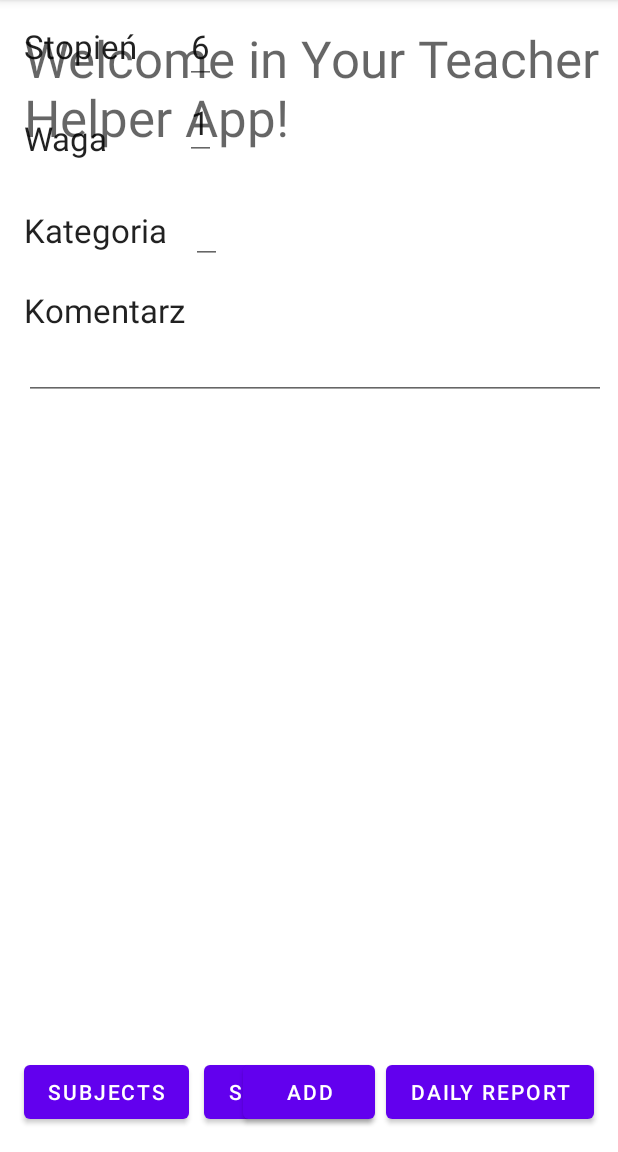
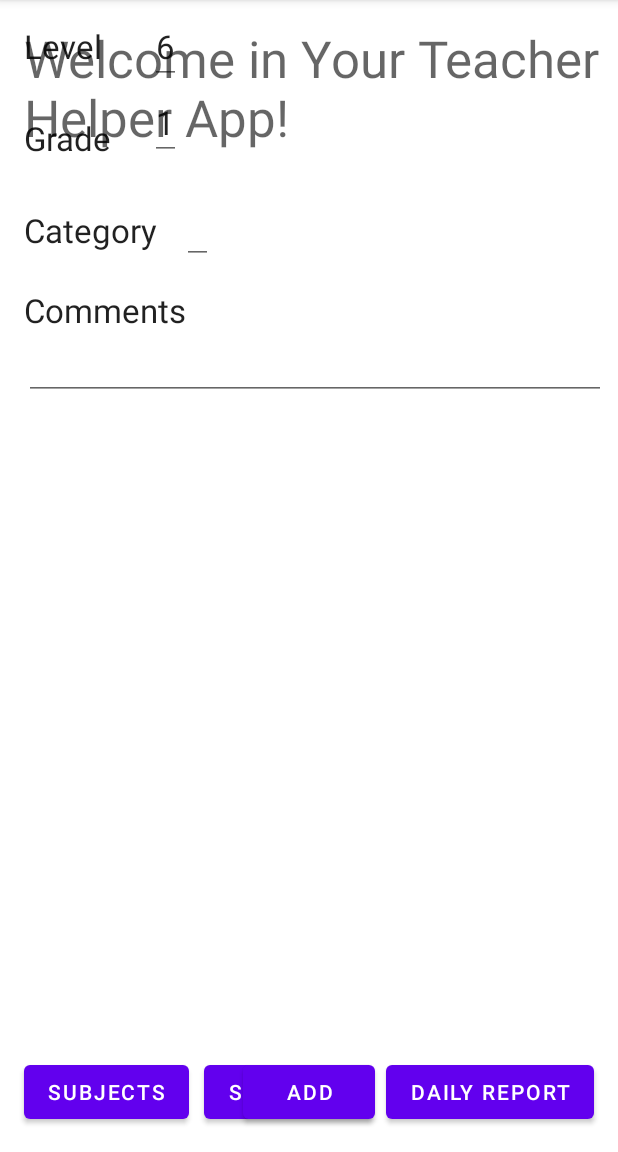
Before and after one commit to JeffSkillRill/MARKS, an Android app: the fragment AddGrade placed in its activity, on a phone screen of 412 x 824 dp, the part 84-1236 px from its top. Run offline under Robolectric (Android 15) with nearby library versions, the phone set to English and light mode, and no system bars; our stand-ins replace Room's generated code.

Commit message:
finished project 3.07 A.M

```diff
--- a/app/src/main/res/layout/add_grade_fragment.xml
+++ b/app/src/main/res/layout/add_grade_fragment.xml
@@ -13,7 +13,7 @@
         android:layout_height="wrap_content"
         android:layout_marginStart="16dp"
         android:layout_marginTop="16dp"
-        android:text="Stopień"
+        android:text="Level"
         android:textAppearance="@style/TextAppearance.AppCompat.Large"
         app:layout_constraintEnd_toStartOf="@+id/edit_text_interface_add_grade"
         app:layout_constraintHorizontal_bias="0.5"
@@ -40,7 +40,7 @@
         android:layout_height="wrap_content"
         android:layout_marginStart="16dp"
         android:layout_marginTop="32dp"
-        android:text="Waga"
+        android:text="Grade"
         android:textAppearance="@style/TextAppearance.AppCompat.Large"
         app:layout_constraintStart_toStartOf="parent"
         app:layout_constraintTop_toBottomOf="@+id/grade_value_desc" />
@@ -63,7 +63,7 @@
 
         android:layout_marginStart="16dp"
         android:layout_marginTop="16dp"
-        android:text="Komentarz"
+        android:text="Comments"
         android:textAppearance="@style/TextAppearance.AppCompat.Large"
         app:layout_constraintStart_toStartOf="parent"
         app:layout_constraintTop_toBottomOf="@+id/edit_text_interface_add_grade_category" />
@@ -86,7 +86,7 @@
         android:layout_marginStart="16dp"
         android:layout_marginTop="32dp"
         android:textAppearance="@style/TextAppearance.AppCompat.Large"
-        android:text="Kategoria"
+        android:text="Category"
         app:layout_constraintStart_toStartOf="parent"
         app:layout_constraintTop_toBottomOf="@+id/grade_weight_desc" />
 
--- a/app/src/main/res/layout/add_person_fragment.xml
+++ b/app/src/main/res/layout/add_person_fragment.xml
@@ -36,7 +36,7 @@
         android:layout_height="26dp"
         android:layout_marginStart="16dp"
         android:layout_marginTop="32dp"
-        android:text="Surnam"
+        android:text="Surname"
         android:textAppearance="@style/TextAppearance.AppCompat.Large"
         app:layout_constraintEnd_toStartOf="@+id/edit_text_interface_add_grade"
         app:layout_constraintStart_toStartOf="parent"
--- a/app/src/main/res/layout/edit_person_fragment.xml
+++ b/app/src/main/res/layout/edit_person_fragment.xml
@@ -14,7 +14,7 @@
         android:layout_height="wrap_content"
         android:layout_marginStart="16dp"
         android:layout_marginTop="24dp"
-        android:text="Imię"
+        android:text="Name"
         android:textAppearance="@style/TextAppearance.AppCompat.Large"
         app:layout_constraintStart_toStartOf="parent"
         app:layout_constraintTop_toTopOf="parent" />
@@ -37,7 +37,7 @@
         android:layout_height="wrap_content"
         android:layout_marginStart="16dp"
         android:layout_marginTop="24dp"
-        android:text="Nazwisko"
+        android:text="Surname"
         android:textAppearance="@style/TextAppearance.AppCompat.Large"
         app:layout_constraintStart_toStartOf="parent"
         app:layout_constraintTop_toBottomOf="@+id/textView" />
--- a/app/src/main/res/layout/edit_subject_fragment.xml
+++ b/app/src/main/res/layout/edit_subject_fragment.xml
@@ -31,7 +31,7 @@
         android:id="@+id/text_subject_name_edit"
         android:layout_width="wrap_content"
         android:layout_height="wrap_content"
-        android:text="Nazwa przedmiotu"
+        android:text="-------------------"
         android:layout_marginStart="16dp"
         android:layout_marginTop="16dp"
         android:textAppearance="@style/TextAppearance.AppCompat.Display1"
--- a/app/src/main/res/layout/group_list_fragment.xml
+++ b/app/src/main/res/layout/group_list_fragment.xml
@@ -3,7 +3,7 @@
     xmlns:tools="http://schemas.android.com/tools"
     android:layout_width="match_parent"
     android:layout_height="match_parent"
-    tools:context=".view.group.GroupList">
+    tools:context="">
 
     <androidx.recyclerview.widget.RecyclerView
 
--- a/app/src/main/res/layout/person_fragment.xml
+++ b/app/src/main/res/layout/person_fragment.xml
@@ -10,7 +10,7 @@
         android:id="@+id/text_subject_name_edit"
         android:layout_width="wrap_content"
         android:layout_height="wrap_content"
-        android:text="Imie Nazwisko"
+        android:text="Name Surname"
         android:layout_marginStart="16dp"
         android:layout_marginTop="16dp"
         android:textAppearance="@style/TextAppearance.AppCompat.Display1"
--- a/app/src/main/res/layout/row_grade_simple.xml
+++ b/app/src/main/res/layout/row_grade_simple.xml
@@ -43,7 +43,7 @@
                 android:layout_marginStart="64dp"
                 android:layout_marginTop="8dp"
                 android:layout_marginBottom="8dp"
-                android:text="Waga: 3"
+                android:text="Grade: 3"
                 android:textAppearance="?android:attr/textAppearanceMedium"
                 card_view:layout_constraintBottom_toBottomOf="parent"
                 card_view:layout_constraintStart_toEndOf="@+id/text_grade_value"
@@ -57,7 +57,7 @@
                 android:layout_marginTop="8dp"
                 android:layout_marginEnd="16dp"
                 android:layout_marginBottom="8dp"
-                android:text="Sprawdzian"
+                android:text="Subject"
                 android:textAppearance="?android:attr/textAppearanceMedium"
                 card_view:layout_constraintBottom_toBottomOf="parent"
                 card_view:layout_constraintEnd_toEndOf="parent"
--- a/app/src/main/res/layout/row_student.xml
+++ b/app/src/main/res/layout/row_student.xml
@@ -36,7 +36,7 @@
                 android:layout_width="wrap_content"
                 android:layout_height="wrap_content"
                 android:layout_gravity="center_horizontal"
-                android:text="Gabryszewski"
+                android:text="Rashidov"
                 android:textAppearance="?android:attr/textAppearanceLarge"
 
                 card_view:layout_constraintStart_toEndOf="@+id/imageView"
@@ -48,7 +48,7 @@
                 android:layout_width="wrap_content"
                 android:layout_height="wrap_content"
                 android:layout_gravity="center_horizontal"
-                android:text="Filip"
+                android:text="Abdujafar"
 
                 card_view:layout_constraintBottom_toBottomOf="parent"
                 card_view:layout_constraintStart_toStartOf="@+id/text_person_surname"
```
Also changed, not shown: app/src/main/res/layout/edit_grade_fragment.xml (+6 -5 lines), app/src/main/res/layout/grade_fragment.xml (+4 -4 lines), app/src/main/res/layout/row_add_student.xml (+4 -3 lines), app/src/main/res/layout/row_grade_extended.xml (+4 -4 lines).
